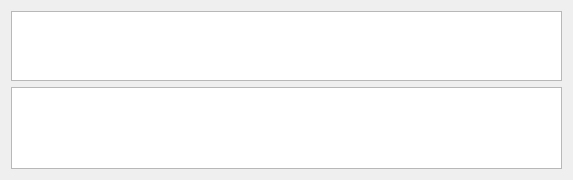
Old version of the form bhbot/simulator/robotview.ui in the repository alberthier/bhware.
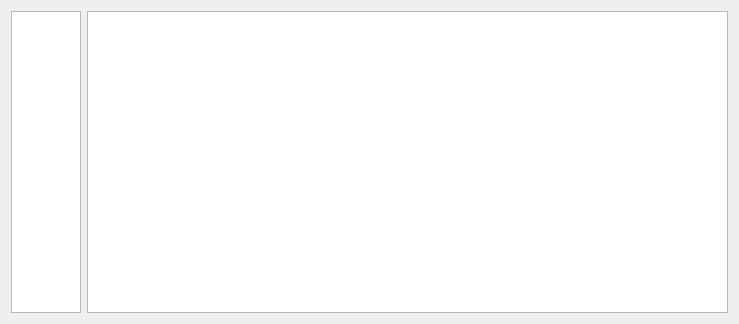
New version of the form.

The edit to the form file:
```diff
--- a/bhbot/simulator/robotview.ui
+++ b/bhbot/simulator/robotview.ui
@@ -6,55 +6,41 @@
    <rect>
     <x>0</x>
     <y>0</y>
-    <width>573</width>
-    <height>180</height>
+    <width>739</width>
+    <height>324</height>
    </rect>
   </property>
-  <property name="sizePolicy">
-   <sizepolicy hsizetype="Preferred" vsizetype="Maximum">
-    <horstretch>1</horstretch>
-    <verstretch>1</verstretch>
-   </sizepolicy>
-  </property>
-  <property name="minimumSize">
-   <size>
-    <width>0</width>
-    <height>0</height>
-   </size>
-  </property>
   <property name="windowTitle">
    <string>Robot</string>
   </property>
   <property name="autoFillBackground">
    <bool>true</bool>
   </property>
-  <layout class="QGridLayout" name="gridLayout">
-   <item row="0" column="0">
+  <layout class="QHBoxLayout" name="horizontalLayout">
+   <item>
     <widget class="QListView" name="content_view">
-     <property name="sizePolicy">
-      <sizepolicy hsizetype="Expanding" vsizetype="Expanding">
-       <horstretch>0</horstretch>
-       <verstretch>1</verstretch>
-      </sizepolicy>
+     <property name="minimumSize">
+      <size>
+       <width>70</width>
+       <height>0</height>
+      </size>
+     </property>
+     <property name="maximumSize">
+      <size>
+       <width>70</width>
+       <height>16777215</height>
+      </size>
      </property>
     </widget>
    </item>
-   <item row="1" column="0">
+   <item>
     <widget class="QTextEdit" name="log_view">
-     <property name="sizePolicy">
-      <sizepolicy hsizetype="Expanding" vsizetype="Expanding">
-       <horstretch>0</horstretch>
-       <verstretch>4</verstretch>
-      </sizepolicy>
-     </property>
      <property name="font">
       <font>
        <family>Monospace</family>
+       <pointsize>8</pointsize>
       </font>
      </property>
-     <property name="lineWrapMode">
-      <enum>QTextEdit::NoWrap</enum>
-     </property>
      <property name="readOnly">
       <bool>true</bool>
      </property>
```
